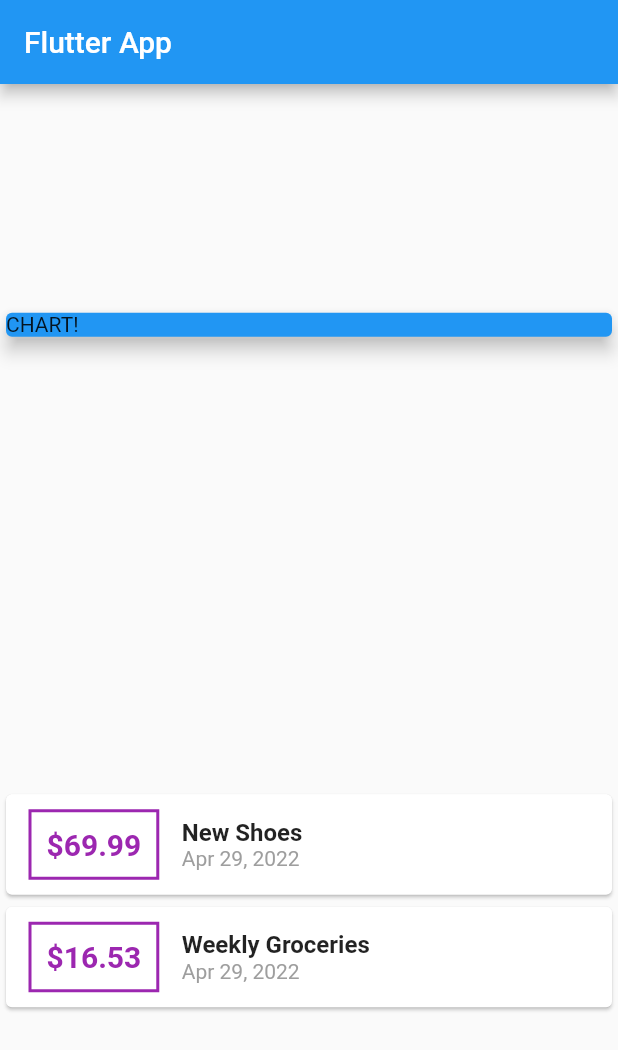
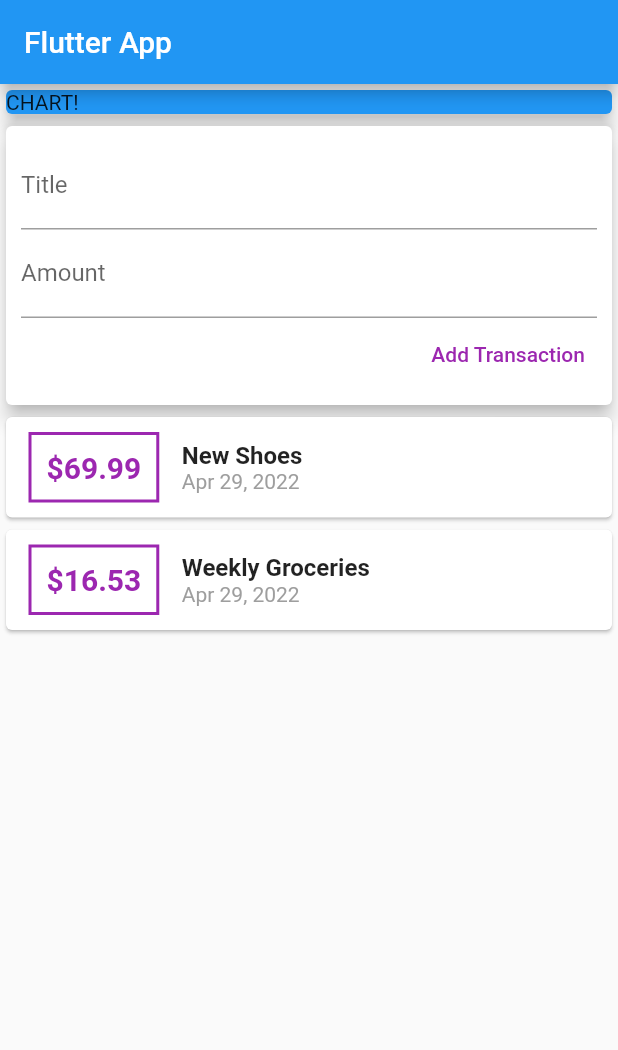
Before and after one commit to tomekniedzia/expense_menager, a Flutter app: the screen it shows after launch, on a phone screen of 412 x 824 dp. Shown: the top 1050 px of the screen. Run offline on Flutter 3.47's test engine with Material 2 defaults, Android fonts, the light colour scheme and no system bars.

Commit message:
Add Field to User data

```diff
--- a/lib/main.dart
+++ b/lib/main.dart
@@ -38,16 +38,41 @@
           title: Text('Flutter App'),
         ),
         body: Column(
-          mainAxisAlignment: MainAxisAlignment.spaceAround,
+          mainAxisAlignment: MainAxisAlignment.start,
           crossAxisAlignment: CrossAxisAlignment.stretch,
           children: <Widget>[
+            Container(
+              width: double.infinity,
+              child: Card(
+                color: Colors.blue,
+                child: Text('CHART!'),
+                elevation: 5,
+              ),
+            ),
             Card(
-              color: Colors.blue,
+              elevation: 5,
               child: Container(
-                width: double.infinity,
-                child: Text('CHART!'),
+                padding: EdgeInsets.all(10),
+                child: Column(
+                  crossAxisAlignment: CrossAxisAlignment.end,
+                  children: <Widget>[
+                    TextField(
+                      decoration: InputDecoration(labelText: 'Title'),
+                    ),
+                    TextField(
+                      decoration: InputDecoration(labelText: 'Amount'),
+                    ),
+                    TextButton(
+                      child: Text('Add Transaction'),
+                      style: ButtonStyle(
+                        foregroundColor:
+                            MaterialStateProperty.all<Color>(Colors.purple),
+                      ),
+                      onPressed: () {},
+                    )
+                  ],
+                ),
               ),
-              elevation: 5,
             ),
             Column(
               children: transaction.map((tx) {
```
